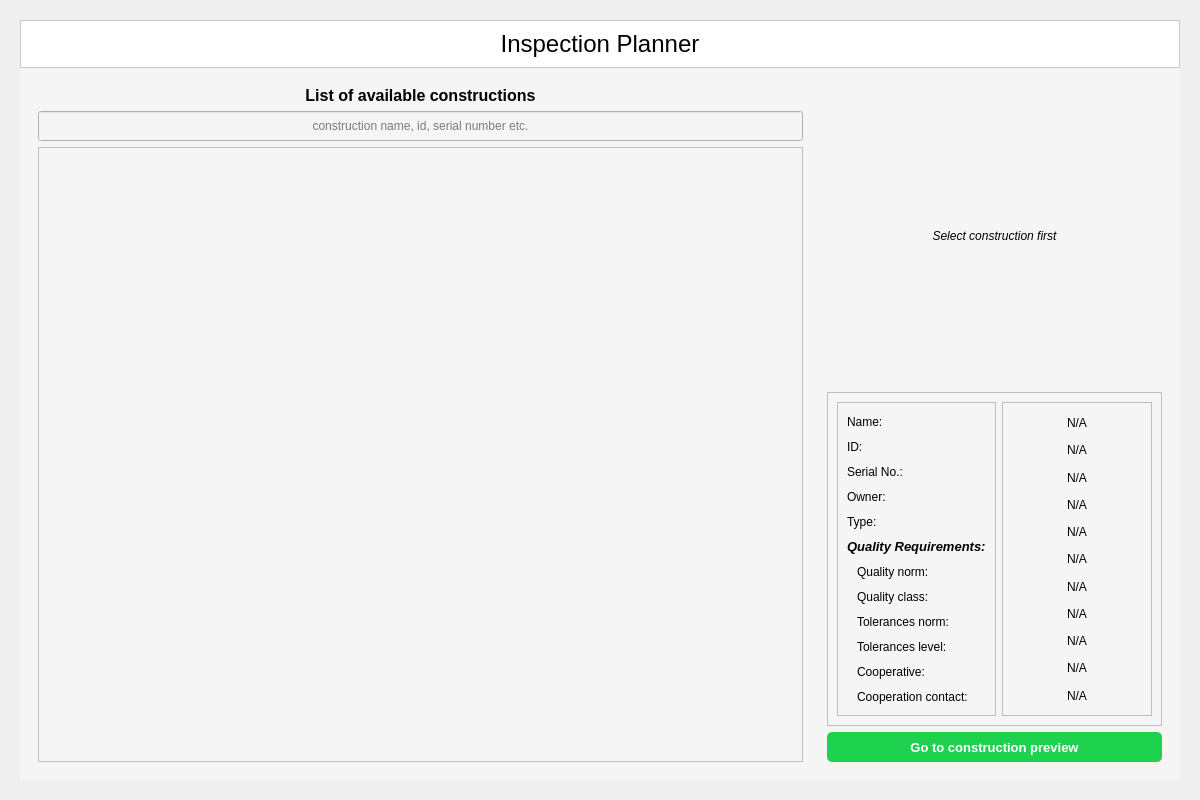
Qt form DekiApp_pyqt5/Screens/InspectionPlannerScreen_UI.ui (krzysiek-droid/Deki-Desktop-App) before a commit.
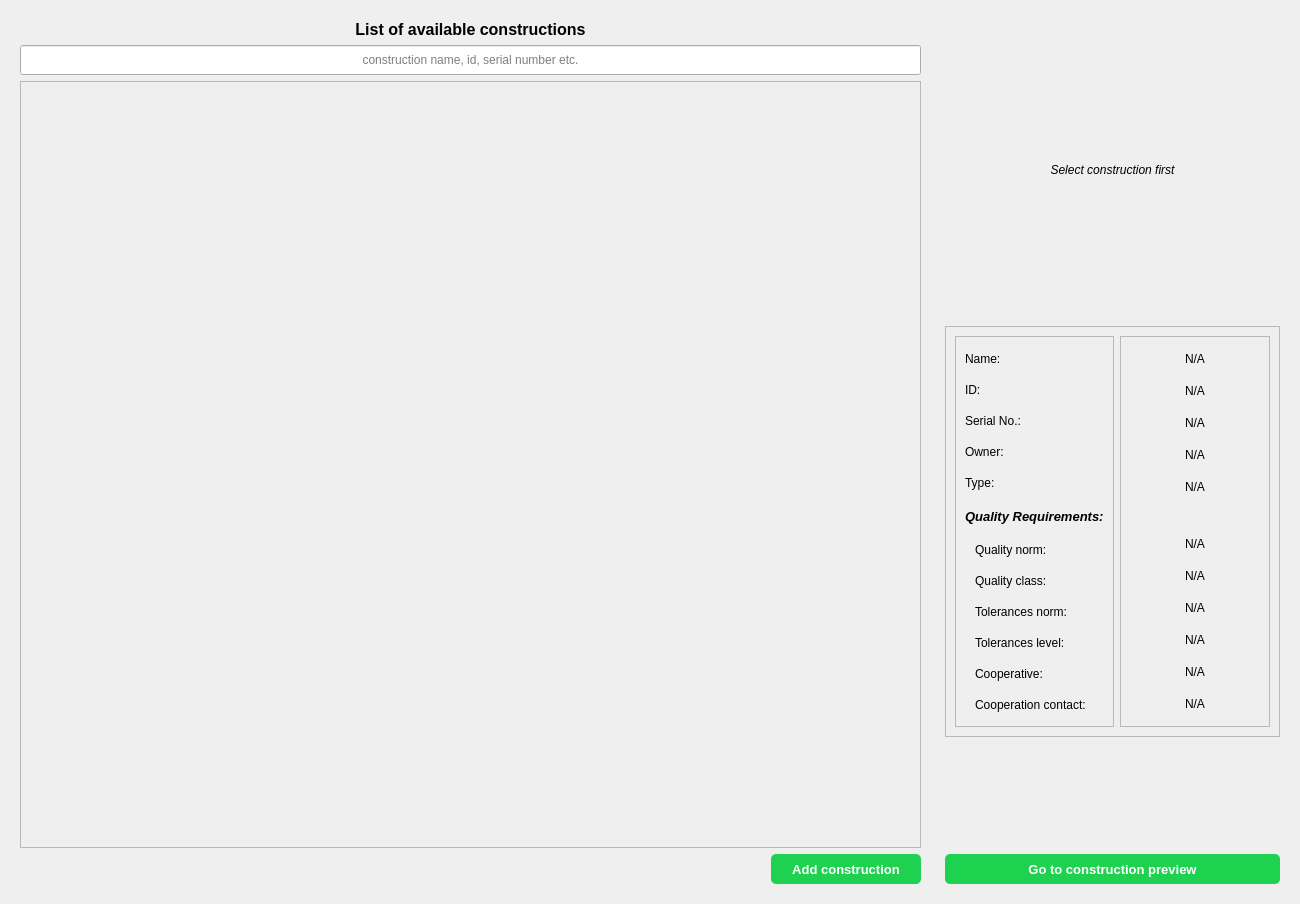
The same form after that commit. Icons and pictures are not drawn.

The edit to the form file:
```diff
--- a/DekiApp_pyqt5/Screens/InspectionPlannerScreen_UI.ui
+++ b/DekiApp_pyqt5/Screens/InspectionPlannerScreen_UI.ui
@@ -6,96 +6,20 @@
    <rect>
     <x>0</x>
     <y>0</y>
-    <width>1200</width>
+    <width>1300</width>
+    <height>904</height>
+   </rect>
+  </property>
+  <property name="minimumSize">
+   <size>
+    <width>1300</width>
     <height>800</height>
-   </rect>
+   </size>
   </property>
   <property name="windowTitle">
    <string>Form</string>
   </property>
-  <layout class="QVBoxLayout" name="verticalLayout">
-   <item>
-    <widget class="QWidget" name="widget" native="true">
-     <layout class="QVBoxLayout" name="verticalLayout_7">
-      <item>
-       <widget class="QWidget" name="Content" native="true">
-        <property name="styleSheet">
-         <string notr="true">background-color: rgb(245, 245, 245);</string>
-        </property>
-        <layout class="QVBoxLayout" name="verticalLayout_4">
-         <property name="spacing">
-          <number>0</number>
-         </property>
-         <property name="leftMargin">
-          <number>0</number>
-         </property>
-         <property name="topMargin">
-          <number>0</number>
-         </property>
-         <property name="rightMargin">
-          <number>0</number>
-         </property>
-         <property name="bottomMargin">
-          <number>0</number>
-         </property>
-         <item>
-          <widget class="QFrame" name="headerContainer_2">
-           <property name="sizePolicy">
-            <sizepolicy hsizetype="Preferred" vsizetype="Fixed">
-             <horstretch>0</horstretch>
-             <verstretch>0</verstretch>
-            </sizepolicy>
-           </property>
-           <property name="minimumSize">
-            <size>
-             <width>0</width>
-             <height>31</height>
-            </size>
-           </property>
-           <property name="styleSheet">
-            <string notr="true">background-color: rgb(255, 255, 255);</string>
-           </property>
-           <property name="frameShape">
-            <enum>QFrame::StyledPanel</enum>
-           </property>
-           <property name="frameShadow">
-            <enum>QFrame::Raised</enum>
-           </property>
-           <layout class="QHBoxLayout" name="horizontalLayout_6">
-            <property name="spacing">
-             <number>20</number>
-            </property>
-            <item>
-             <widget class="QLabel" name="label_8">
-              <property name="sizePolicy">
-               <sizepolicy hsizetype="Expanding" vsizetype="Preferred">
-                <horstretch>0</horstretch>
-                <verstretch>0</verstretch>
-               </sizepolicy>
-              </property>
-              <property name="font">
-               <font>
-                <pointsize>18</pointsize>
-                <italic>false</italic>
-               </font>
-              </property>
-              <property name="text">
-               <string>Inspection Planner</string>
-              </property>
-              <property name="alignment">
-               <set>Qt::AlignCenter</set>
-              </property>
-             </widget>
-            </item>
-           </layout>
-          </widget>
-         </item>
-         <item>
-          <widget class="QWidget" name="SubContent_2" native="true">
-           <property name="styleSheet">
-            <string notr="true"/>
-           </property>
-           <layout class="QHBoxLayout" name="horizontalLayout_3">
+  <layout class="QHBoxLayout" name="horizontalLayout">
             <item>
              <widget class="QWidget" name="middleSidedContent_2" native="true">
               <property name="sizePolicy">
@@ -159,6 +83,12 @@
                </item>
                <item>
                 <widget class="QScrollArea" name="scrollArea">
+        <property name="sizePolicy">
+         <sizepolicy hsizetype="Expanding" vsizetype="Expanding">
+          <horstretch>0</horstretch>
+          <verstretch>0</verstretch>
+         </sizepolicy>
+        </property>
                  <property name="styleSheet">
                   <string notr="true"/>
                  </property>
@@ -179,8 +109,8 @@
                    <rect>
                     <x>0</x>
                     <y>0</y>
-                    <width>762</width>
-                    <height>616</height>
+           <width>898</width>
+           <height>769</height>
                    </rect>
                   </property>
                   <layout class="QVBoxLayout" name="verticalLayout_9">
@@ -203,6 +133,49 @@
                  </widget>
                 </widget>
                </item>
+      <item alignment="Qt::AlignRight">
+       <widget class="QPushButton" name="addConstructionBtn">
+        <property name="sizePolicy">
+         <sizepolicy hsizetype="Fixed" vsizetype="Fixed">
+          <horstretch>0</horstretch>
+          <verstretch>0</verstretch>
+         </sizepolicy>
+        </property>
+        <property name="minimumSize">
+         <size>
+          <width>150</width>
+          <height>30</height>
+         </size>
+        </property>
+        <property name="font">
+         <font>
+          <pointsize>10</pointsize>
+          <weight>75</weight>
+          <bold>true</bold>
+         </font>
+        </property>
+        <property name="styleSheet">
+         <string notr="true">QPushButton{
+	background-color: rgb(30, 210, 80);
+	color: rgb(255, 255, 255);
+	border-radius: 5px;
+}</string>
+        </property>
+        <property name="text">
+         <string>Add construction</string>
+        </property>
+        <property name="icon">
+         <iconset resource="../resources.qrc">
+          <normaloff>:/Icons/Icons/plus.svg</normaloff>:/Icons/Icons/plus.svg</iconset>
+        </property>
+        <property name="iconSize">
+         <size>
+          <width>24</width>
+          <height>24</height>
+         </size>
+        </property>
+       </widget>
+      </item>
               </layout>
              </widget>
             </item>
@@ -265,6 +238,12 @@
                     <layout class="QVBoxLayout" name="verticalLayout_10">
                      <item>
                       <widget class="QLabel" name="label_3">
+              <property name="minimumSize">
+               <size>
+                <width>0</width>
+                <height>25</height>
+               </size>
+              </property>
                        <property name="text">
                         <string>Name:</string>
                        </property>
@@ -272,6 +251,12 @@
                      </item>
                      <item>
                       <widget class="QLabel" name="label_4">
+              <property name="minimumSize">
+               <size>
+                <width>0</width>
+                <height>25</height>
+               </size>
+              </property>
                        <property name="text">
                         <string>ID:</string>
                        </property>
@@ -279,6 +264,12 @@
                      </item>
                      <item>
                       <widget class="QLabel" name="label_9">
+              <property name="minimumSize">
+               <size>
+                <width>0</width>
+                <height>25</height>
+               </size>
+              </property>
                        <property name="text">
                         <string>Serial No.:</string>
                        </property>
@@ -286,6 +277,12 @@
                      </item>
                      <item>
                       <widget class="QLabel" name="label_10">
+              <property name="minimumSize">
+               <size>
+                <width>0</width>
+                <height>25</height>
+               </size>
+              </property>
                        <property name="text">
                         <string>Owner:</string>
                        </property>
@@ -293,6 +290,12 @@
                      </item>
                      <item>
                       <widget class="QLabel" name="label_11">
+              <property name="minimumSize">
+               <size>
+                <width>0</width>
+                <height>25</height>
+               </size>
+              </property>
                        <property name="text">
                         <string>Type:</string>
                        </property>
@@ -300,6 +303,12 @@
                      </item>
                      <item>
                       <widget class="QLabel" name="label_12">
+              <property name="minimumSize">
+               <size>
+                <width>0</width>
+                <height>30</height>
+               </size>
+              </property>
                        <property name="font">
                         <font>
                          <pointsize>10</pointsize>
@@ -315,6 +324,12 @@
                      </item>
                      <item>
                       <widget class="QLabel" name="label_27">
+              <property name="minimumSize">
+               <size>
+                <width>0</width>
+                <height>25</height>
+               </size>
+              </property>
                        <property name="text">
                         <string>Quality norm:</string>
                        </property>
@@ -325,6 +340,12 @@
                      </item>
                      <item>
                       <widget class="QLabel" name="label_28">
+              <property name="minimumSize">
+               <size>
+                <width>0</width>
+                <height>25</height>
+               </size>
+              </property>
                        <property name="text">
                         <string>Quality class:</string>
                        </property>
@@ -335,6 +356,12 @@
                      </item>
                      <item>
                       <widget class="QLabel" name="label_29">
+              <property name="minimumSize">
+               <size>
+                <width>0</width>
+                <height>25</height>
+               </size>
+              </property>
                        <property name="text">
                         <string>Tolerances norm:</string>
                        </property>
@@ -345,6 +372,12 @@
                      </item>
                      <item>
                       <widget class="QLabel" name="label_30">
+              <property name="minimumSize">
+               <size>
+                <width>0</width>
+                <height>25</height>
+               </size>
+              </property>
                        <property name="text">
                         <string>Tolerances level:</string>
                        </property>
@@ -355,6 +388,12 @@
                      </item>
                      <item>
                       <widget class="QLabel" name="label_31">
+              <property name="minimumSize">
+               <size>
+                <width>0</width>
+                <height>25</height>
+               </size>
+              </property>
                        <property name="text">
                         <string>Cooperative:</string>
                        </property>
@@ -365,6 +404,12 @@
                      </item>
                      <item>
                       <widget class="QLabel" name="label_32">
+              <property name="minimumSize">
+               <size>
+                <width>0</width>
+                <height>25</height>
+               </size>
+              </property>
                        <property name="text">
                         <string>Cooperation contact:</string>
                        </property>
@@ -393,6 +438,12 @@
                     <layout class="QVBoxLayout" name="constructionInfoFrameLayout">
                      <item>
                       <widget class="QLabel" name="constructionName">
+              <property name="minimumSize">
+               <size>
+                <width>0</width>
+                <height>25</height>
+               </size>
+              </property>
                        <property name="text">
                         <string>N/A</string>
                        </property>
@@ -403,6 +454,12 @@
                      </item>
                      <item>
                       <widget class="QLabel" name="constructionTag">
+              <property name="minimumSize">
+               <size>
+                <width>0</width>
+                <height>25</height>
+               </size>
+              </property>
                        <property name="text">
                         <string>N/A</string>
                        </property>
@@ -413,6 +470,12 @@
                      </item>
                      <item>
                       <widget class="QLabel" name="constructionSerialNo">
+              <property name="minimumSize">
+               <size>
+                <width>0</width>
+                <height>25</height>
+               </size>
+              </property>
                        <property name="text">
                         <string>N/A</string>
                        </property>
@@ -423,6 +486,12 @@
                      </item>
                      <item>
                       <widget class="QLabel" name="constructionOwner">
+              <property name="minimumSize">
+               <size>
+                <width>0</width>
+                <height>25</height>
+               </size>
+              </property>
                        <property name="text">
                         <string>N/A</string>
                        </property>
@@ -433,6 +502,12 @@
                      </item>
                      <item>
                       <widget class="QLabel" name="constructionType">
+              <property name="minimumSize">
+               <size>
+                <width>0</width>
+                <height>25</height>
+               </size>
+              </property>
                        <property name="text">
                         <string>N/A</string>
                        </property>
@@ -452,13 +527,19 @@
                        <property name="sizeHint" stdset="0">
                         <size>
                          <width>20</width>
-                         <height>0</height>
+                <height>25</height>
                         </size>
                        </property>
                       </spacer>
                      </item>
                      <item>
                       <widget class="QLabel" name="constructionQualityNorm">
+              <property name="minimumSize">
+               <size>
+                <width>0</width>
+                <height>25</height>
+               </size>
+              </property>
                        <property name="text">
                         <string>N/A</string>
                        </property>
@@ -469,6 +550,12 @@
                      </item>
                      <item>
                       <widget class="QLabel" name="constructionQualityClass">
+              <property name="minimumSize">
+               <size>
+                <width>0</width>
+                <height>25</height>
+               </size>
+              </property>
                        <property name="text">
                         <string>N/A</string>
                        </property>
@@ -479,6 +566,12 @@
                      </item>
                      <item>
                       <widget class="QLabel" name="constructionTolerancesNorm">
+              <property name="minimumSize">
+               <size>
+                <width>0</width>
+                <height>25</height>
+               </size>
+              </property>
                        <property name="text">
                         <string>N/A</string>
                        </property>
@@ -489,6 +582,12 @@
                      </item>
                      <item>
                       <widget class="QLabel" name="constructionTolerancesLevel">
+              <property name="minimumSize">
+               <size>
+                <width>0</width>
+                <height>25</height>
+               </size>
+              </property>
                        <property name="text">
                         <string>N/A</string>
                        </property>
@@ -499,6 +598,12 @@
                      </item>
                      <item>
                       <widget class="QLabel" name="constructionCoopBody">
+              <property name="minimumSize">
+               <size>
+                <width>0</width>
+                <height>25</height>
+               </size>
+              </property>
                        <property name="text">
                         <string>N/A</string>
                        </property>
@@ -509,6 +614,12 @@
                      </item>
                      <item>
                       <widget class="QLabel" name="constructionCoopContact">
+              <property name="minimumSize">
+               <size>
+                <width>0</width>
+                <height>25</height>
+               </size>
+              </property>
                        <property name="text">
                         <string>N/A</string>
                        </property>
@@ -523,6 +634,19 @@
                  </layout>
                 </widget>
                </item>
+      <item>
+       <spacer name="verticalSpacer">
+        <property name="orientation">
+         <enum>Qt::Vertical</enum>
+        </property>
+        <property name="sizeHint" stdset="0">
+         <size>
+          <width>20</width>
+          <height>40</height>
+         </size>
+        </property>
+       </spacer>
+      </item>
                <item>
                 <widget class="QPushButton" name="pushButton">
                  <property name="minimumSize">
@@ -558,15 +682,6 @@
                    <height>24</height>
                   </size>
                  </property>
-                </widget>
-               </item>
-              </layout>
-             </widget>
-            </item>
-           </layout>
-          </widget>
-         </item>
-        </layout>
        </widget>
       </item>
      </layout>
```
Lines whose indentation alone changed are shown as unchanged.
